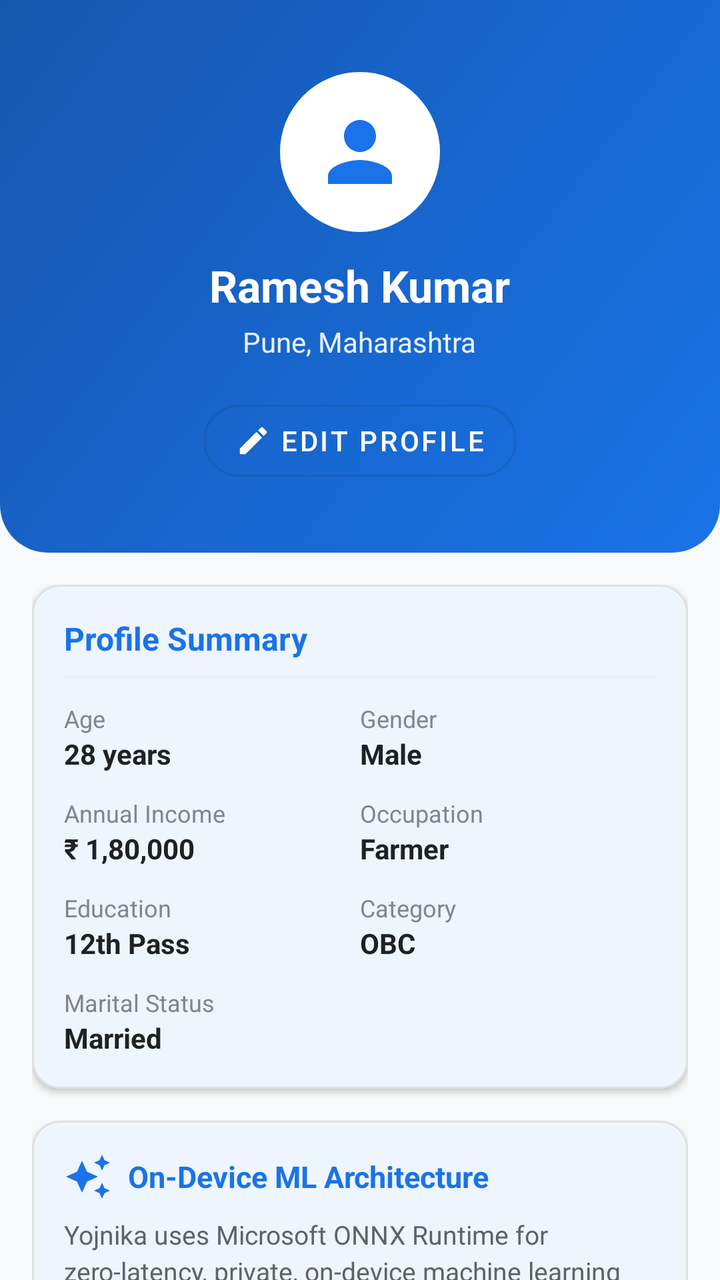
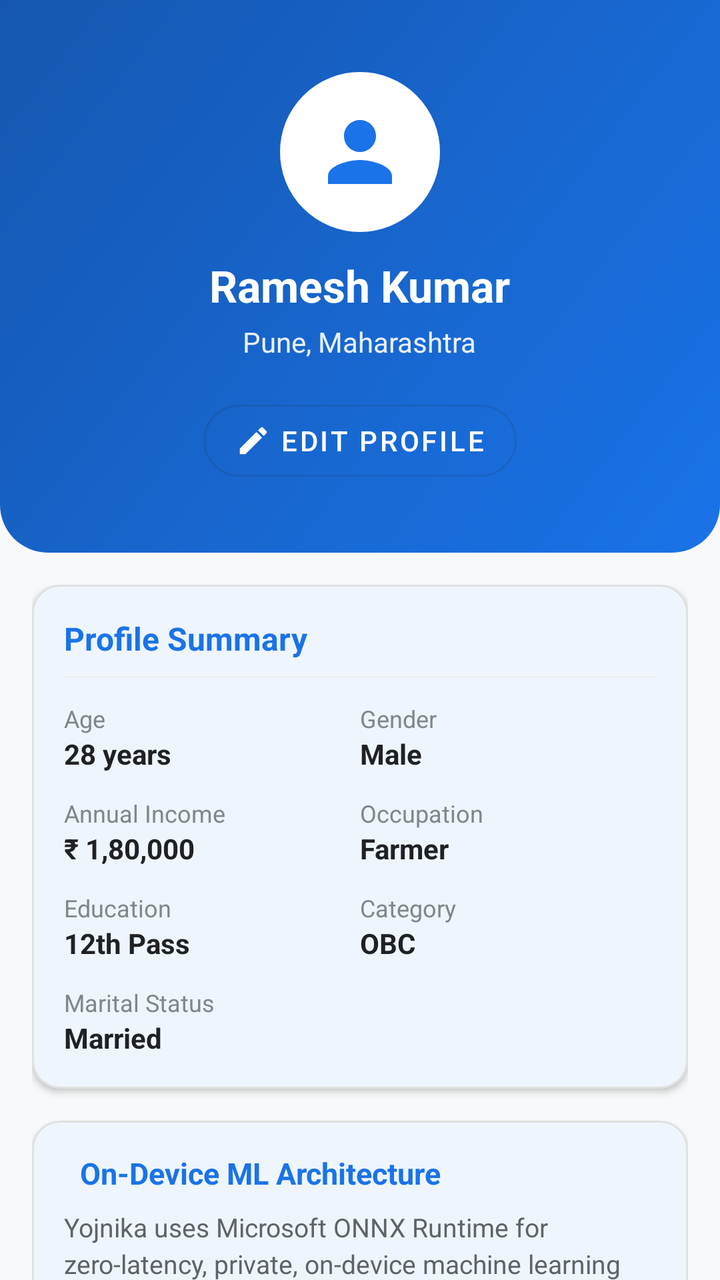

Two renders of the same Android screen: before a commit and after it. Below are the layout's source before the change and the commit's diff.
<!-- AndroidManifest.xml: application theme Theme.Yojnika -->
<!-- res/layout/fragment_profile.xml -->
<?xml version="1.0" encoding="utf-8"?>
<androidx.coordinatorlayout.widget.CoordinatorLayout xmlns:android="http://schemas.android.com/apk/res/android"
    xmlns:app="http://schemas.android.com/apk/res-auto"
    android:layout_width="match_parent"
    android:layout_height="match_parent"
    android:background="@color/background">

    <androidx.core.widget.NestedScrollView
        android:layout_width="match_parent"
        android:layout_height="match_parent"
        android:fillViewport="true">

        <LinearLayout
            android:layout_width="match_parent"
            android:layout_height="wrap_content"
            android:orientation="vertical"
            android:paddingBottom="32dp">

            
            <LinearLayout
                android:layout_width="match_parent"
                android:layout_height="wrap_content"
                android:background="@drawable/bg_gradient_header"
                android:gravity="center"
                android:orientation="vertical"
                android:paddingStart="24dp"
                android:paddingTop="36dp"
                android:paddingEnd="24dp"
                android:paddingBottom="32dp">

                <ImageView
                    android:id="@+id/ivProfileAvatar"
                    android:layout_width="80dp"
                    android:layout_height="80dp"
                    android:background="@drawable/bg_avatar_circle"
                    android:backgroundTint="@color/white"
                    android:contentDescription="Profile Picture"
                    android:padding="16dp"
                    android:src="@drawable/ic_profile"
                    app:tint="@color/primary" />

                <TextView
                    android:id="@+id/tvProfileName"
                    android:layout_width="wrap_content"
                    android:layout_height="wrap_content"
                    android:layout_marginTop="12dp"
                    android:text="Ramesh Kumar"
                    android:textColor="@color/white"
                    android:textSize="22sp"
                    android:textStyle="bold" />

                <TextView
                    android:id="@+id/tvProfileLocation"
                    android:layout_width="wrap_content"
                    android:layout_height="wrap_content"
                    android:layout_marginTop="4dp"
                    android:text="Pune, Maharashtra"
                    android:textColor="@color/primary_light"
                    android:textSize="14sp" />

                <com.google.android.material.button.MaterialButton
                    android:id="@+id/btnEditProfileHeader"
                    style="@style/Widget.MaterialComponents.Button.OutlinedButton"
                    android:layout_width="wrap_content"
                    android:layout_height="wrap_content"
                    android:layout_marginTop="16dp"
                    android:strokeColor="@color/white"
                    android:text="@string/edit_profile"
                    android:textColor="@color/white"
                    app:cornerRadius="20dp"
                    app:icon="@drawable/ic_edit"
                    app:iconTint="@color/white" />

            </LinearLayout>

            <LinearLayout
                android:layout_width="match_parent"
                android:layout_height="wrap_content"
                android:orientation="vertical"
                android:padding="16dp">

                
                <com.google.android.material.card.MaterialCardView
                    android:layout_width="match_parent"
                    android:layout_height="wrap_content"
                    android:layout_marginBottom="16dp"
                    app:cardBackgroundColor="@color/surface"
                    app:cardCornerRadius="14dp"
                    app:cardElevation="2dp"
                    app:strokeColor="@color/card_stroke"
                    app:strokeWidth="1dp">

                    <LinearLayout
                        android:layout_width="match_parent"
                        android:layout_height="wrap_content"
                        android:orientation="vertical"
                        android:padding="16dp">

                        <TextView
                            android:layout_width="wrap_content"
                            android:layout_height="wrap_content"
                            android:text="Profile Summary"
                            android:textColor="@color/primary"
                            android:textSize="16sp"
                            android:textStyle="bold" />

                        <View
                            android:layout_width="match_parent"
                            android:layout_height="1dp"
                            android:layout_marginTop="8dp"
                            android:layout_marginBottom="12dp"
                            android:background="@color/divider" />

                        
                        <LinearLayout
                            android:layout_width="match_parent"
                            android:layout_height="wrap_content"
                            android:orientation="horizontal">

                            <LinearLayout
                                android:layout_width="0dp"
                                android:layout_height="wrap_content"
                                android:layout_weight="1"
                                android:orientation="vertical">

                                <TextView
                                    android:layout_width="wrap_content"
                                    android:layout_height="wrap_content"
                                    android:text="Age"
                                    android:textColor="@color/text_hint"
                                    android:textSize="12sp" />

                                <TextView
                                    android:id="@+id/tvSummaryAge"
                                    android:layout_width="wrap_content"
                                    android:layout_height="wrap_content"
                                    android:text="28 years"
                                    android:textColor="@color/text_primary"
                                    android:textSize="14sp"
                                    android:textStyle="bold" />
                            </LinearLayout>

                            <LinearLayout
                                android:layout_width="0dp"
                                android:layout_height="wrap_content"
                                android:layout_weight="1"
                                android:orientation="vertical">

                                <TextView
                                    android:layout_width="wrap_content"
                                    android:layout_height="wrap_content"
                                    android:text="Gender"
                                    android:textColor="@color/text_hint"
                                    android:textSize="12sp" />

                                <TextView
                                    android:id="@+id/tvSummaryGender"
                                    android:layout_width="wrap_content"
                                    android:layout_height="wrap_content"
                                    android:text="Male"
                                    android:textColor="@color/text_primary"
                                    android:textSize="14sp"
                                    android:textStyle="bold" />
                            </LinearLayout>

                        </LinearLayout>

                        
                        <LinearLayout
                            android:layout_width="match_parent"
                            android:layout_height="wrap_content"
                            android:layout_marginTop="12dp"
                            android:orientation="horizontal">

                            <LinearLayout
                                android:layout_width="0dp"
                                android:layout_height="wrap_content"
                                android:layout_weight="1"
                                android:orientation="vertical">

                                <TextView
                                    android:layout_width="wrap_content"
                                    android:layout_height="wrap_content"
                                    android:text="Annual Income"
                                    android:textColor="@color/text_hint"
                                    android:textSize="12sp" />

                                <TextView
                                    android:id="@+id/tvSummaryIncome"
                                    android:layout_width="wrap_content"
                                    android:layout_height="wrap_content"
                                    android:text="₹ 1,80,000"
                                    android:textColor="@color/text_primary"
                                    android:textSize="14sp"
                                    android:textStyle="bold" />
                            </LinearLayout>

                            <LinearLayout
                                android:layout_width="0dp"
                                android:layout_height="wrap_content"
                                android:layout_weight="1"
                                android:orientation="vertical">

                                <TextView
                                    android:layout_width="wrap_content"
                                    android:layout_height="wrap_content"
                                    android:text="Occupation"
                                    android:textColor="@color/text_hint"
                                    android:textSize="12sp" />

                                <TextView
                                    android:id="@+id/tvSummaryOccupation"
                                    android:layout_width="wrap_content"
                                    android:layout_height="wrap_content"
                                    android:text="Farmer"
                                    android:textColor="@color/text_primary"
                                    android:textSize="14sp"
                                    android:textStyle="bold" />
                            </LinearLayout>

                        </LinearLayout>

                        
                        <LinearLayout
                            android:layout_width="match_parent"
                            android:layout_height="wrap_content"
                            android:layout_marginTop="12dp"
                            android:orientation="horizontal">

                            <LinearLayout
                                android:layout_width="0dp"
                                android:layout_height="wrap_content"
                                android:layout_weight="1"
                                android:orientation="vertical">

                                <TextView
                                    android:layout_width="wrap_content"
                                    android:layout_height="wrap_content"
                                    android:text="Education"
                                    android:textColor="@color/text_hint"
                                    android:textSize="12sp" />

                                <TextView
                                    android:id="@+id/tvSummaryEducation"
                                    android:layout_width="wrap_content"
                                    android:layout_height="wrap_content"
                                    android:text="12th Pass"
                                    android:textColor="@color/text_primary"
                                    android:textSize="14sp"
                                    android:textStyle="bold" />
                            </LinearLayout>

                            <LinearLayout
                                android:layout_width="0dp"
                                android:layout_height="wrap_content"
                                android:layout_weight="1"
                                android:orientation="vertical">

                                <TextView
                                    android:layout_width="wrap_content"
                                    android:layout_height="wrap_content"
                                    android:text="Category"
                                    android:textColor="@color/text_hint"
                                    android:textSize="12sp" />

                                <TextView
                                    android:id="@+id/tvSummaryCategory"
                                    android:layout_width="wrap_content"
                                    android:layout_height="wrap_content"
                                    android:text="OBC"
                                    android:textColor="@color/text_primary"
                                    android:textSize="14sp"
                                    android:textStyle="bold" />
                            </LinearLayout>

                        </LinearLayout>

                        
                        <LinearLayout
                            android:layout_width="match_parent"
                            android:layout_height="wrap_content"
                            android:layout_marginTop="12dp"
                            android:orientation="horizontal">

                            <LinearLayout
                                android:layout_width="0dp"
                                android:layout_height="wrap_content"
                                android:layout_weight="1"
                                android:orientation="vertical">

                                <TextView
                                    android:layout_width="wrap_content"
                                    android:layout_height="wrap_content"
                                    android:text="Marital Status"
                                    android:textColor="@color/text_hint"
                                    android:textSize="12sp" />

                                <TextView
                                    android:id="@+id/tvSummaryMarital"
                                    android:layout_width="wrap_content"
                                    android:layout_height="wrap_content"
                                    android:text="Married"
                                    android:textColor="@color/text_primary"
                                    android:textSize="14sp"
                                    android:textStyle="bold" />
                            </LinearLayout>

                        </LinearLayout>

                    </LinearLayout>
                </com.google.android.material.card.MaterialCardView>

                
                <com.google.android.material.card.MaterialCardView
                    android:layout_width="match_parent"
                    android:layout_height="wrap_content"
                    android:layout_marginBottom="16dp"
                    app:cardBackgroundColor="@color/surface"
                    app:cardCornerRadius="14dp"
                    app:cardElevation="2dp"
                    app:strokeColor="@color/card_stroke"
                    app:strokeWidth="1dp">

                    <LinearLayout
                        android:layout_width="match_parent"
                        android:layout_height="wrap_content"
                        android:orientation="vertical"
                        android:padding="16dp">

                        <LinearLayout
                            android:layout_width="match_parent"
                            android:layout_height="wrap_content"
                            android:gravity="center_vertical"
                            android:orientation="horizontal">

                            <ImageView
                                android:layout_width="24dp"
                                android:layout_height="24dp"
                                android:contentDescription="ML"
                                android:src="@drawable/ic_sparkles"
                                app:tint="@color/primary" />

                            <TextView
                                android:layout_width="wrap_content"
                                android:layout_height="wrap_content"
                                android:layout_marginStart="8dp"
                                android:text="On-Device ML Architecture"
                                android:textColor="@color/primary"
                                android:textSize="15sp"
                                android:textStyle="bold" />

                        </LinearLayout>

                        <TextView
                            android:layout_width="match_parent"
                            android:layout_height="wrap_content"
                            android:layout_marginTop="8dp"
                            android:lineSpacingExtra="3dp"
                            android:text="Yojnika uses Microsoft ONNX Runtime for zero-latency, private, on-device machine learning inference. Profile features are normalized and processed entirely on your phone without sending any personal data to external servers."
                            android:textColor="@color/text_secondary"
                            android:textSize="13sp" />

                    </LinearLayout>
                </com.google.android.material.card.MaterialCardView>

            </LinearLayout>

        </LinearLayout>
    </androidx.core.widget.NestedScrollView>

</androidx.coordinatorlayout.widget.CoordinatorLayout>
<!-- resources referenced by this layout -->
<resources>
  <color name="background">#F8F9FA</color>
  <color name="card_stroke">#E0E0E0</color>
  <color name="divider">#EEEEEE</color>
  <color name="primary">#1A73E8</color>
  <color name="primary_light">#E8F0FE</color>
  <color name="surface">#FFFFFF</color>
  <color name="text_hint">#80868B</color>
  <color name="text_primary">#202124</color>
  <color name="text_secondary">#5F6368</color>
  <color name="white">#FFFFFF</color>
  <!-- drawable bg_avatar_circle (drawable) -->
  <?xml version="1.0" encoding="utf-8"?>
  <shape xmlns:android="http://schemas.android.com/apk/res/android"
      android:shape="oval">
      <solid android:color="@color/primary_light" />
      <stroke
          android:width="2dp"
          android:color="@color/primary" />
  </shape>
  <!-- drawable bg_gradient_header (drawable) -->
  <?xml version="1.0" encoding="utf-8"?>
  <shape xmlns:android="http://schemas.android.com/apk/res/android"
      android:shape="rectangle">
      <gradient
          android:angle="135"
          android:startColor="#1A73E8"
          android:endColor="#1557B0"
          android:type="linear" />
      <corners
          android:bottomLeftRadius="24dp"
          android:bottomRightRadius="24dp" />
  </shape>
  <!-- drawable ic_edit (drawable) -->
  <?xml version="1.0" encoding="utf-8"?>
  <vector xmlns:android="http://schemas.android.com/apk/res/android"
      android:width="24dp"
      android:height="24dp"
      android:viewportWidth="24"
      android:viewportHeight="24">
      <path
          android:fillColor="#FF1A73E8"
          android:pathData="M3,17.25V21h3.75L17.81,9.94l-3.75,-3.75L3,17.25zM20.71,7.04c0.39,-0.39 0.39,-1.02 0,-1.41l-2.34,-2.34c-0.39,-0.39 -1.02,-0.39 -1.41,0l-1.83,1.83 3.75,3.75 1.83,-1.83z" />
  </vector>
  <!-- drawable ic_profile (drawable) -->
  <?xml version="1.0" encoding="utf-8"?>
  <vector xmlns:android="http://schemas.android.com/apk/res/android"
      android:width="24dp"
      android:height="24dp"
      android:viewportWidth="24"
      android:viewportHeight="24">
      <path
          android:fillColor="#FF000000"
          android:pathData="M12,12c2.21,0 4,-1.79 4,-4s-1.79,-4 -4,-4 -4,1.79 -4,4 1.79,4 4,4zm0,2c-2.67,0 -8,1.34 -8,4v2h16v-2c0,-2.66 -5.33,-4 -8,-4z" />
  </vector>
  <!-- drawable ic_sparkles (drawable) -->
  <?xml version="1.0" encoding="utf-8"?>
  <vector xmlns:android="http://schemas.android.com/apk/res/android"
      android:width="24dp"
      android:height="24dp"
      android:viewportWidth="24"
      android:viewportHeight="24">
      <path
          android:fillColor="#FFFBBC04"
          android:pathData="M19,9l1.25,-2.75L23,5l-2.75,-1.25L19,1l-1.25,2.75L15,5l2.75,1.25L19,9zm-7.5,0.5L9,4 6.5,9.5 1,12l5.5,2.5L9,20l2.5,-5.5L17,12l-5.5,-2.5zM19,15l-1.25,2.75L15,19l2.75,1.25L19,23l1.25,-2.75L23,19l-2.75,-1.25L19,15z" />
  </vector>
  <string name="edit_profile">Edit Profile</string>
  <color name="primary_dark">#1557B0</color>
  <color name="on_primary">#FFFFFF</color>
  <color name="secondary">#34A853</color>
  <color name="secondary_dark">#1E8E3E</color>
  <color name="on_secondary">#FFFFFF</color>
  <!-- unchanged entries left out for length: 1 -->
</resources>

<!-- the commit's change to res/layout/fragment_profile.xml (unified diff, before → after) -->
@@ -333,12 +333,7 @@
                             android:gravity="center_vertical"
                             android:orientation="horizontal">
 
-                            <ImageView
-                                android:layout_width="24dp"
-                                android:layout_height="24dp"
-                                android:contentDescription="ML"
-                                android:src="@drawable/ic_sparkles"
-                                app:tint="@color/primary" />
+
 
                             <TextView
                                 android:layout_width="wrap_content"
<!-- resource entries referenced after the edit -->
@@ -54,17 +54,6 @@
           android:fillColor="#FF000000"
           android:pathData="M12,12c2.21,0 4,-1.79 4,-4s-1.79,-4 -4,-4 -4,1.79 -4,4 1.79,4 4,4zm0,2c-2.67,0 -8,1.34 -8,4v2h16v-2c0,-2.66 -5.33,-4 -8,-4z" />
   </vector>
-  <!-- drawable ic_sparkles (drawable) -->
-  <?xml version="1.0" encoding="utf-8"?>
-  <vector xmlns:android="http://schemas.android.com/apk/res/android"
-      android:width="24dp"
-      android:height="24dp"
-      android:viewportWidth="24"
-      android:viewportHeight="24">
-      <path
-          android:fillColor="#FFFBBC04"
-          android:pathData="M19,9l1.25,-2.75L23,5l-2.75,-1.25L19,1l-1.25,2.75L15,5l2.75,1.25L19,9zm-7.5,0.5L9,4 6.5,9.5 1,12l5.5,2.5L9,20l2.5,-5.5L17,12l-5.5,-2.5zM19,15l-1.25,2.75L15,19l2.75,1.25L19,23l1.25,-2.75L23,19l-2.75,-1.25L19,15z" />
-  </vector>
   <string name="edit_profile">Edit Profile</string>
   <color name="primary_dark">#1557B0</color>
   <color name="on_primary">#FFFFFF</color>
